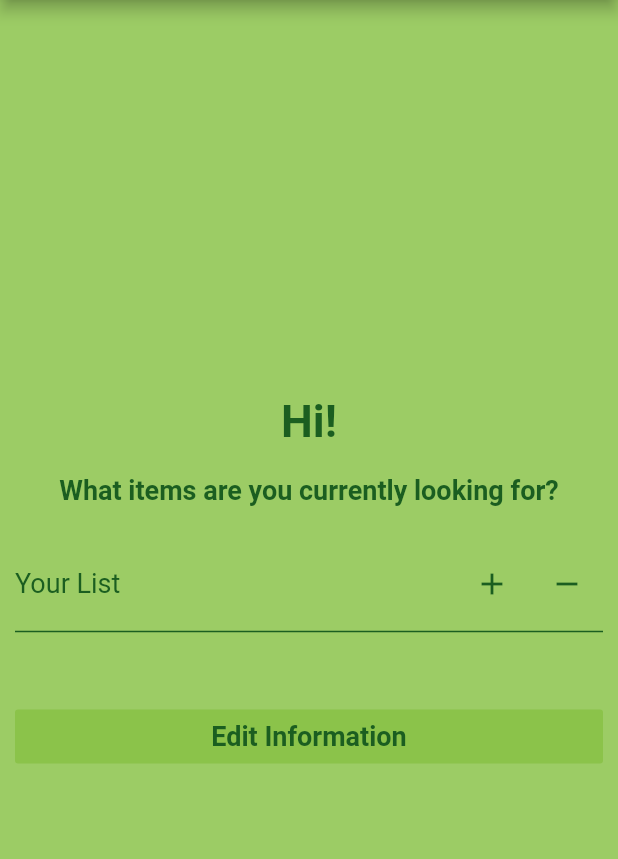
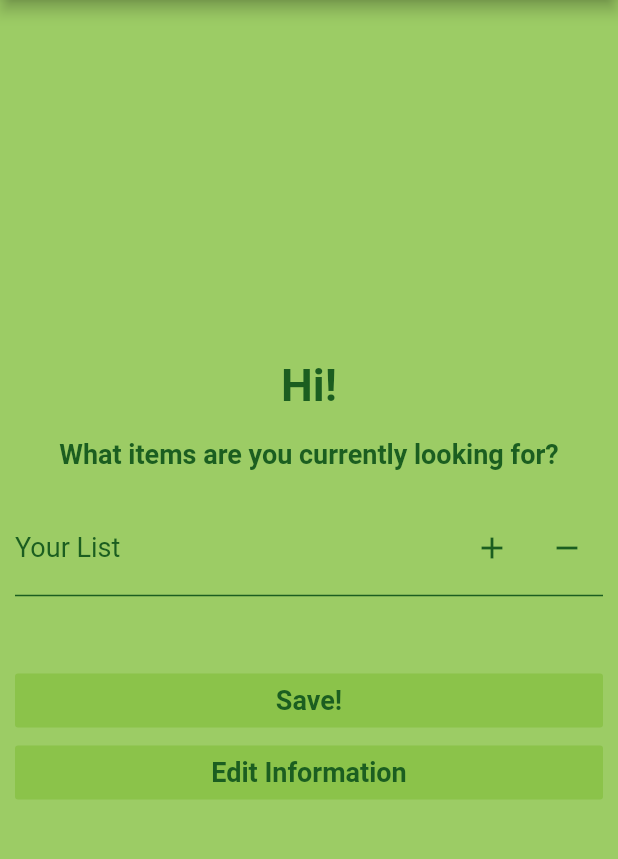
Before and after one commit to miphc42/FoodConnect, a Flutter app: the Home screen opened directly, on a phone screen of 412 x 824 dp, the part 84-943 px from its top. Run offline on Flutter 3.47's test engine with Material 2 defaults, Android fonts, the phone set to English and light mode, and no system bars; our stand-ins replace cloud_firestore, image_picker; missing offline and left inert: firebase_ml_vision; accounts and stored records are empty; Roboto replaces fonts that are missing (Arial).

```diff
--- a/lib/home.dart
+++ b/lib/home.dart
@@ -1,5 +1,6 @@
 import 'package:flutter/material.dart';
 import 'package:foodbank/Global/niceBar.dart';
+import 'package:cloud_firestore/cloud_firestore.dart';
 
 
 class Home extends StatefulWidget {
@@ -8,6 +9,7 @@ class Home extends StatefulWidget {
 }
 
 class _HomeState extends State<Home> {
+  final databaseReference = Firestore.instance;
   List<String> items=[];
   TextEditingController _textController;
   var _listSection = List<Widget>();
@@ -28,6 +30,16 @@ class _HomeState extends State<Home> {
         ),
       ),
     );
+  }
+
+  void createRecord() async {
+    for(int i=0;i<items.length;i++){
+      await databaseReference.collection("requested_items")
+        .document(items[i])
+        .setData({
+          'location':"Mississauga Ontario"
+        });
+    }
   }
 
 
@@ -111,6 +123,21 @@ class _HomeState extends State<Home> {
             FlatButton(
               color: Colors.lightGreen,
               child: Text(
+                'Save!',
+                style: TextStyle(
+                  fontFamily: "Arial",
+                  fontWeight: FontWeight.bold,
+                  color: Colors.green[900],
+                  fontSize: 18
+                ),
+              ),
+              onPressed: (){
+                createRecord();
+              },
+            ),
+            FlatButton(
+              color: Colors.lightGreen,
+              child: Text(
                 'Edit Information',
                 style: TextStyle(
                   fontFamily: "Arial",
@@ -143,6 +170,7 @@ class _HomeState extends State<Home> {
                 return;
               }
               setState(() {
+                items.add(_textController.text);
                 _listSection.add(listSectionMethod(_textController.text));
                 _textController.clear();
                 Navigator.pop(context);
--- a/pubspec.yaml
+++ b/pubspec.yaml
@@ -29,6 +29,7 @@ dependencies:
   path: ^1.6.4
   image_picker: ^0.6.7
   image_cropper: ^1.2.2
+  cloud_firestore: ^0.11.0+2
 
   # The following adds the Cupertino Icons font to your application.
   # Use with the CupertinoIcons class for iOS style icons.
```
Also changed, not shown: pubspec.lock.
